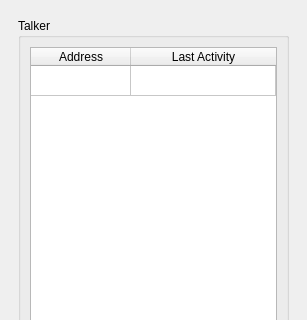
Above: main/src/MainWindow.ui from pberthold/Flurfunk before the change; both pictures show x 0 to 307 and y 0 to 320 of the 307 by 478 pixel window. Below: the same form after it.
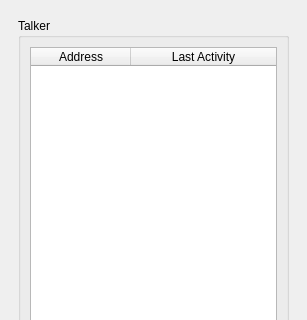
That is the form after the change.

Commit message: GUI Verbesserungen (column resize, windowTitle)

What changed in the file:
```diff
--- a/main/src/MainWindow.ui
+++ b/main/src/MainWindow.ui
@@ -36,11 +36,6 @@
              <attribute name="verticalHeaderVisible">
               <bool>false</bool>
              </attribute>
-             <row>
-              <property name="text">
-               <string>#</string>
-              </property>
-             </row>
              <column>
               <property name="text">
                <string>Address</string>
@@ -51,16 +46,6 @@
                <string>Last Activity</string>
               </property>
              </column>
-             <item row="0" column="0">
-              <property name="text">
-               <string> </string>
-              </property>
-             </item>
-             <item row="0" column="1">
-              <property name="text">
-               <string> </string>
-              </property>
-             </item>
             </widget>
            </item>
           </layout>
```
The commit also changes 1 other file.
